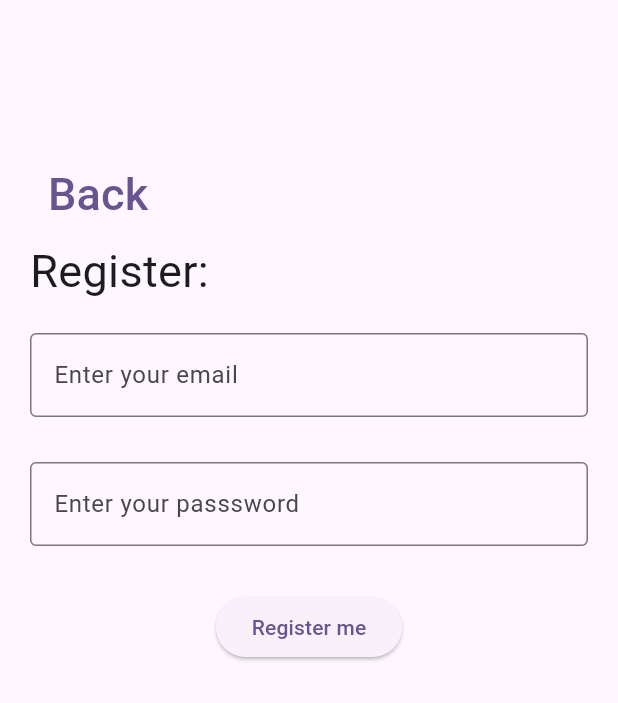
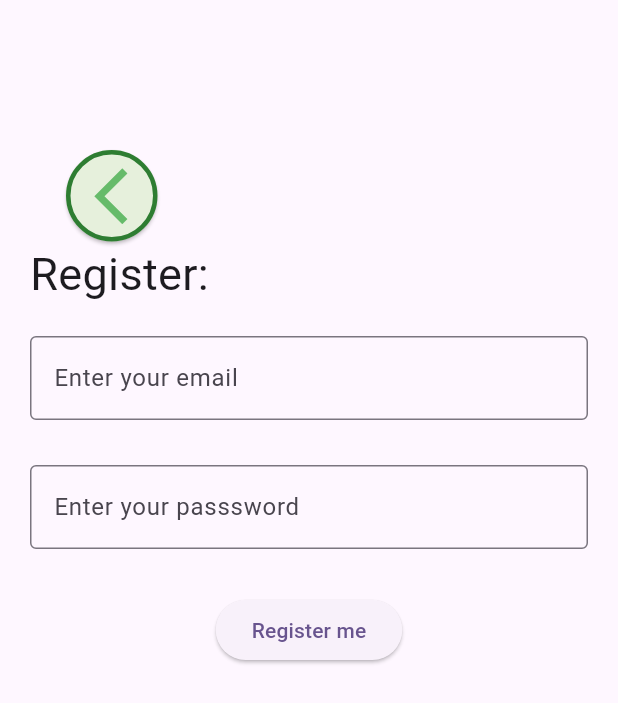
Before and after one commit to AlfredPietraru/JoggingApp, a Flutter app: the RegisterPage screen opened directly, on a phone screen of 412 x 824 dp. Shown: the top 703 px of the screen. Run offline on Flutter 3.47's test engine with Material 3 defaults, Android fonts, the phone set to English and light mode, and no system bars; our stand-ins replace animated_text_kit, bloc, cloud_firestore, dartz, equatable, firebase_auth and 8 more; missing offline and left inert: gif; accounts and stored records are empty.

Commit message:
stable version

```diff
--- a/lib/pages/map/map_page.dart
+++ b/lib/pages/map/map_page.dart
@@ -100,6 +100,8 @@ class __MapPageState extends State<_MapPage> {
       );
 }
 
+
+
 class NavigationDrawer extends StatelessWidget {
   const NavigationDrawer({Key? key}) : super(key: key);
 
--- a/lib/pages/register_page.dart
+++ b/lib/pages/register_page.dart
@@ -1,4 +1,5 @@
 import 'package:flutter/material.dart';
+import 'package:jogging/core/back_button.dart';
 import 'package:jogging/core/constants.dart';
 import 'package:jogging/pages/info_collector/info_collector_page.dart';
 
@@ -22,6 +23,7 @@ class _RegisterPageState extends State<RegisterPage> {
     if (email == "") {
       return false;
     }
+
     const pattern = r"(?:[a-z0-9!#$%&'*+/=?^_`{|}~-]+(?:\.[a-z0-9!#$%&'"
         r'*+/=?^_`{|}~-]+)*|"(?:[\x01-\x08\x0b\x0c\x0e-\x1f\x21\x23-\x5b\x5d-'
         r'\x7f]|\\[\x01-\x09\x0b\x0c\x0e-\x7f])*")@(?:(?:[a-z0-9](?:[a-z0-9-]*'
@@ -57,14 +59,9 @@ class _RegisterPageState extends State<RegisterPage> {
         child: Column(
           children: [
             const SizedBox(height: 100),
-            Align(
+            const Align(
               alignment: Alignment.centerLeft,
-              child: TextButton(
-                onPressed: () {
-                  Navigator.pop(context);
-                },
-                child: const Text("Back", style: TextStyle(fontSize: 30)),
-              ),
+              child: MyBackButton(),
             ),
             const Align(
               alignment: Alignment.centerLeft,
```
Also changed, not shown: lib/pages/landing_page.dart (+1 -25 lines).
